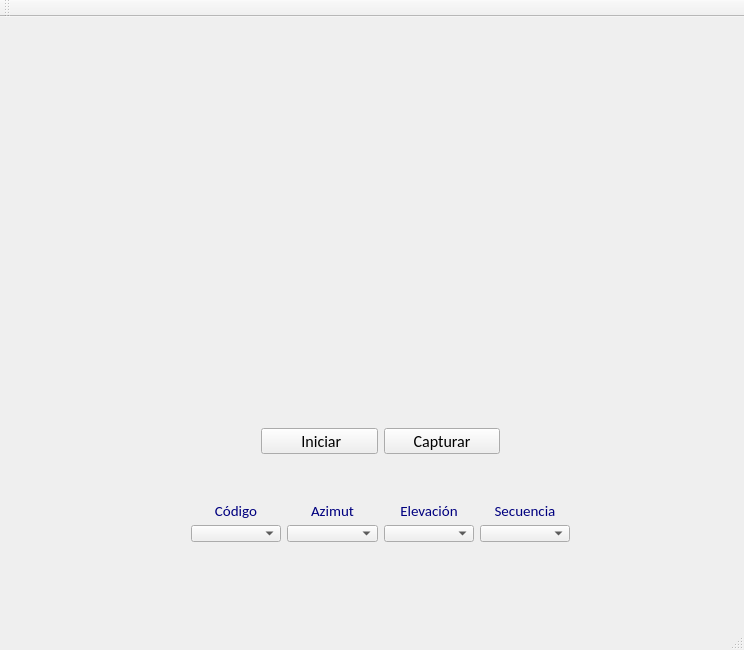
Qt form ProyectoPSM/ProyectoPSM.ui (NauTTM/ProyectoPSM) before a commit.
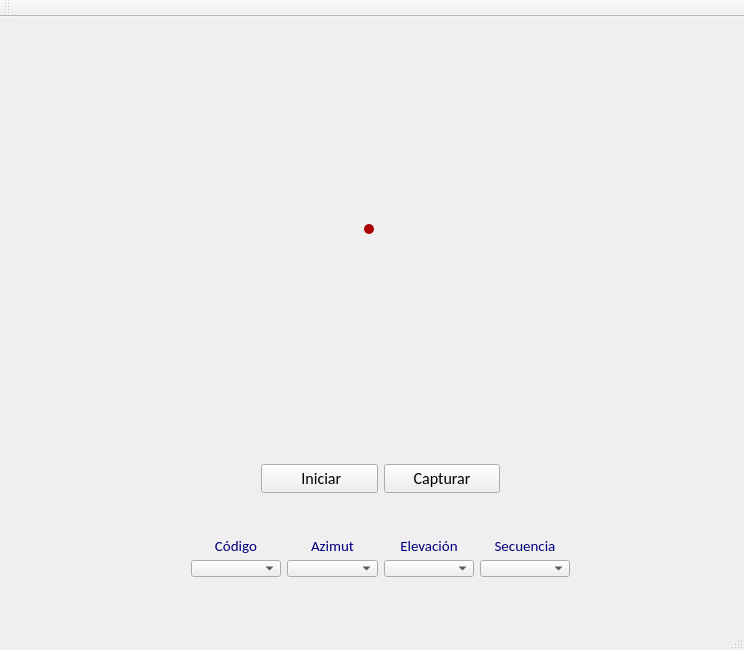
The same form after that commit.

The edit to the form file:
```diff
--- a/ProyectoPSM/ProyectoPSM.ui
+++ b/ProyectoPSM/ProyectoPSM.ui
@@ -26,10 +26,10 @@
     <widget class="QLabel" name="labelPreview">
      <property name="geometry">
       <rect>
-       <x>9</x>
-       <y>9</y>
-       <width>701</width>
-       <height>341</height>
+       <x>0</x>
+       <y>0</y>
+       <width>720</width>
+       <height>405</height>
       </rect>
      </property>
      <property name="text">
@@ -39,12 +39,30 @@
       <bool>true</bool>
      </property>
     </widget>
+    <widget class="QLabel" name="label_5">
+     <property name="geometry">
+      <rect>
+       <x>355</x>
+       <y>198</y>
+       <width>10</width>
+       <height>10</height>
+      </rect>
+     </property>
+     <property name="styleSheet">
+      <string notr="true">background-color: rgb(170, 0, 0);
+border-radius:5px;
+</string>
+     </property>
+     <property name="text">
+      <string/>
+     </property>
+    </widget>
    </widget>
    <widget class="QWidget" name="layoutWidget">
     <property name="geometry">
      <rect>
       <x>180</x>
-      <y>475</y>
+      <y>510</y>
       <width>401</width>
       <height>61</height>
      </rect>
@@ -184,9 +202,9 @@
     <property name="geometry">
      <rect>
       <x>250</x>
-      <y>400</y>
+      <y>430</y>
       <width>261</width>
-      <height>48</height>
+      <height>64</height>
      </rect>
     </property>
     <property name="font">
```
